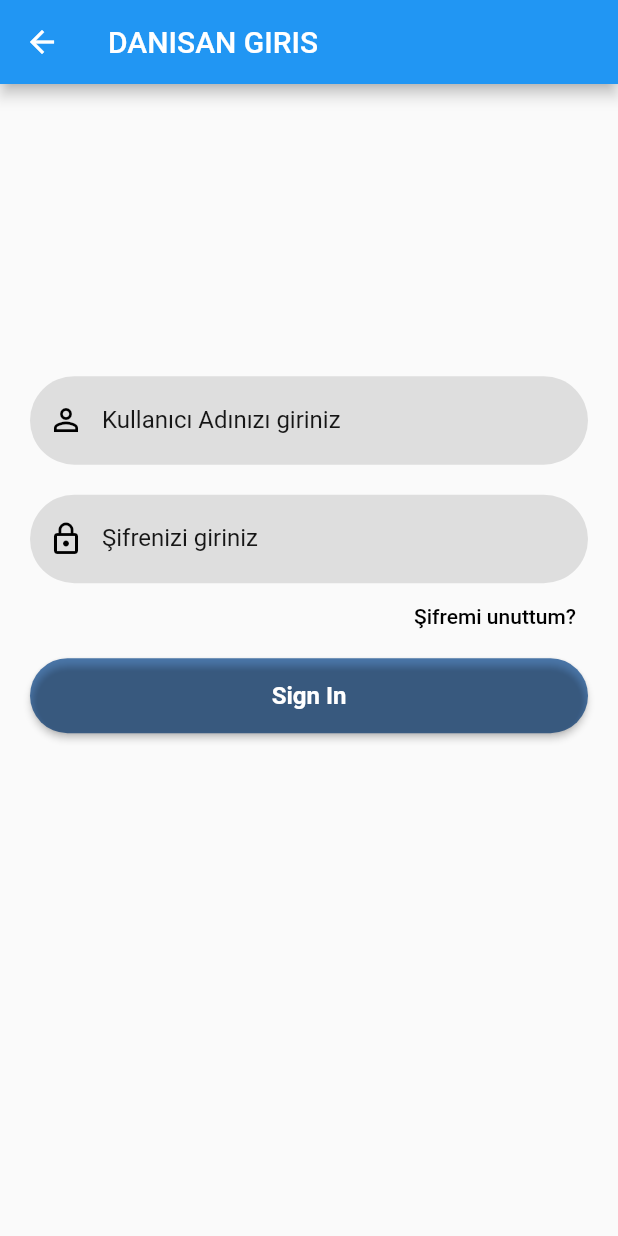
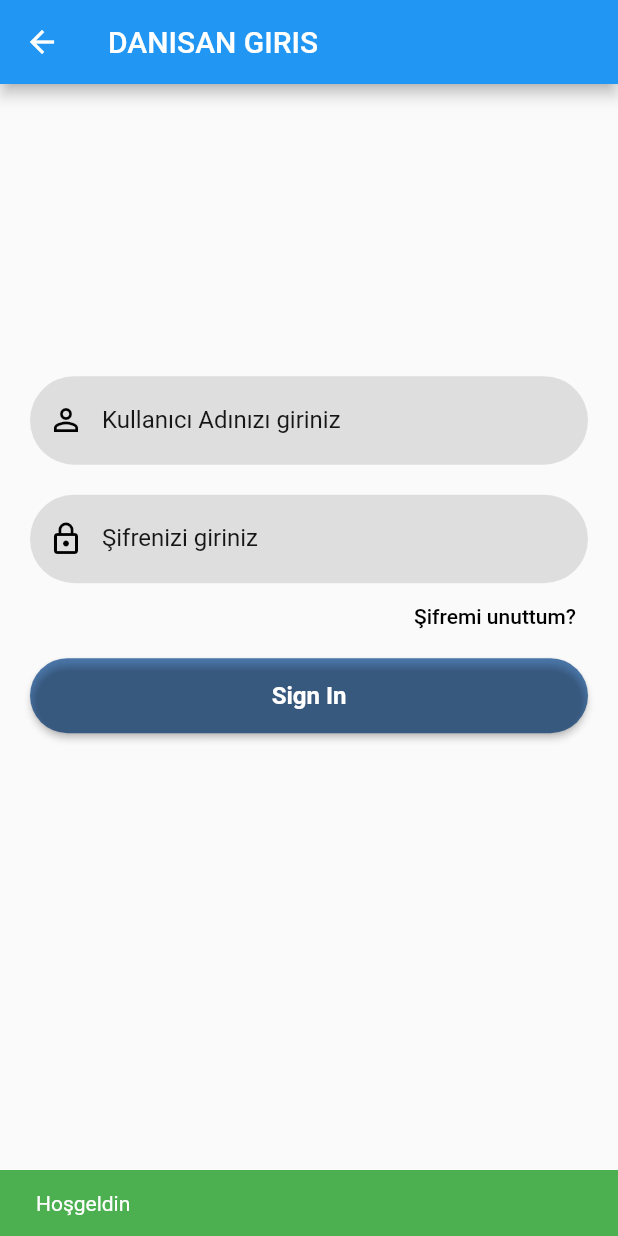
Before and after one commit to Ueliaz/mentallance, a Flutter app: the UserSingIn screen opened directly, after a tap on "Sign In", on a phone screen of 412 x 824 dp. Run offline on Flutter 3.47's test engine with Material 2 defaults, Android fonts, the phone set to English and light mode, and no system bars; our stand-ins replace cloud_firestore, firebase_auth, firebase_core, logger; accounts and stored records are empty; network calls fail.

```diff
--- a/lib/services/doctor_auth_service.dart
+++ b/lib/services/doctor_auth_service.dart
@@ -24,7 +24,7 @@ Future<void> docSingin(BuildContext context, econtroller, pcontroller) async {
         await FirebaseAuth.instance.signInWithEmailAndPassword(
       email: econtroller.text,
       password: pcontroller.text,
-    ).then((value) { Navigator.push(context, MaterialPageRoute(builder: (context) => CustomerList(),));
+    ).then((value) { Navigator.push(context, MaterialPageRoute(builder: (context) => const CustomerList(),));
       return value;
      });
 
--- a/lib/theme/utils/colors.dart
+++ b/lib/theme/utils/colors.dart
@@ -4,7 +4,7 @@ part of app_theme;
 hexStringToColor(String hexColor) {
   hexColor = hexColor.toUpperCase().replaceAll("#", "");
   if (hexColor.length == 6) {
-    hexColor = "FF" + hexColor;
+    hexColor = "FF$hexColor";
   }
   return Color(int.parse(hexColor, radix: 16));
 }
--- a/lib/view/Authentication/doctor_authentication/doctor_singup.dart
+++ b/lib/view/Authentication/doctor_authentication/doctor_singup.dart
@@ -22,9 +22,9 @@ class UserSingUp extends StatefulWidget {
 }
 
 class _UserSingUpState extends State<UserSingUp> {
-  TextEditingController _userNameTextController = TextEditingController();
-  TextEditingController _emailTextController = TextEditingController();
-  TextEditingController _passwordTextController = TextEditingController();
+  final TextEditingController _userNameTextController = TextEditingController();
+  final TextEditingController _emailTextController = TextEditingController();
+  final TextEditingController _passwordTextController = TextEditingController();
   @override
   Widget build(BuildContext context) {
     return Scaffold(
--- a/lib/view/Authentication/forgot_password.dart
+++ b/lib/view/Authentication/forgot_password.dart
@@ -8,7 +8,7 @@ class ForgotPassword extends StatefulWidget {
 }
 
 class _ForgotPasswordState extends State<ForgotPassword> {
-  TextEditingController _emailTextController = TextEditingController();
+  final TextEditingController _emailTextController = TextEditingController();
   @override
   Widget build(BuildContext context) {
     return Scaffold(
--- a/lib/view/Authentication/user_authentication/user_singin.dart
+++ b/lib/view/Authentication/user_authentication/user_singin.dart
@@ -26,8 +26,8 @@ class UserSingIn extends StatefulWidget {
 }
 
 class _UserSingInState extends State<UserSingIn> {
-  TextEditingController _passwordTextController = TextEditingController();
-  TextEditingController _emailTextController = TextEditingController();
+  final TextEditingController _passwordTextController = TextEditingController();
+  final TextEditingController _emailTextController = TextEditingController();
   @override
   Widget build(BuildContext context) {
     return Scaffold(
@@ -56,6 +56,13 @@ class _UserSingInState extends State<UserSingIn> {
               forgetPassword(context),
               reusableButton(context, "Sign In", colorCollection[1], () {
                 // ! firebase Auth
+                String welcomeMessage = 'Hoşgeldin';
+                ScaffoldMessenger.of(context).showSnackBar(
+                  SnackBar(
+                    content: Text(welcomeMessage),
+                    backgroundColor: Colors.green,
+                  ),
+                );
               }),
               //signUpOption()
             ],
@@ -64,8 +71,6 @@ class _UserSingInState extends State<UserSingIn> {
       ),
     );
   }
-
-
 
   Widget forgetPassword(BuildContext context) {
     return Container(
--- a/pubspec.yaml
+++ b/pubspec.yaml
@@ -41,6 +41,7 @@ dependencies:
   google_fonts: ^5.1.0
   provider: ^6.0.5
   logger: ^1.4.0
+  mailer: ^5.0.0
 
 
 dev_dependencies:
```
Also changed, not shown: lib/services/add_customer_service.dart (+42 -2 lines), lib/view/Authentication/doctor_authentication/doctor_singin.dart (+4 -4 lines), lib/view/Doctor_interface/client_list_page/add_customer.dart (+24 -8 lines), lib/view/Doctor_interface/client_list_page/customer_list.dart (+2 -5 lines), 2 other files.
